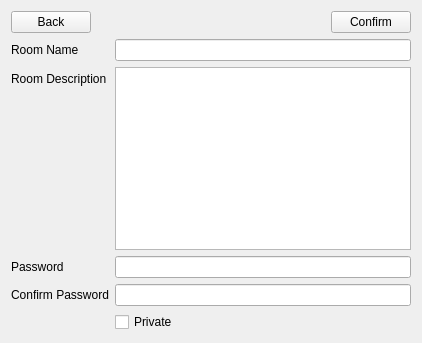
Qt form RoomClient/roomcreator.ui (ljmc2000/VirtualConcertHall) before a commit.
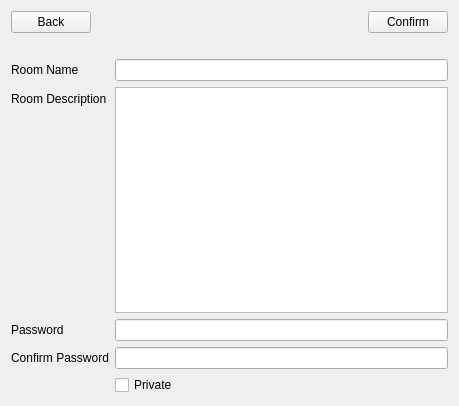
The same form after that commit.

Commit message: implemented creating a room

```diff
--- a/RoomClient/roomcreator.ui
+++ b/RoomClient/roomcreator.ui
@@ -6,8 +6,8 @@
    <rect>
     <x>0</x>
     <y>0</y>
-    <width>422</width>
-    <height>343</height>
+    <width>459</width>
+    <height>406</height>
    </rect>
   </property>
   <property name="windowTitle">
@@ -23,61 +23,6 @@
    <property name="formAlignment">
     <set>Qt::AlignJustify|Qt::AlignTop</set>
    </property>
-   <item row="8" column="0">
-    <widget class="QLabel" name="roomNameLabel">
-     <property name="text">
-      <string>Room Name</string>
-     </property>
-    </widget>
-   </item>
-   <item row="8" column="1">
-    <widget class="QLineEdit" name="roomNameBox"/>
-   </item>
-   <item row="10" column="0">
-    <widget class="QLabel" name="roomDescriptionLabel">
-     <property name="text">
-      <string>Room Description</string>
-     </property>
-    </widget>
-   </item>
-   <item row="10" column="1">
-    <widget class="QPlainTextEdit" name="plainTextEdit"/>
-   </item>
-   <item row="13" column="0">
-    <widget class="QLabel" name="passwordLabel">
-     <property name="text">
-      <string>Password</string>
-     </property>
-    </widget>
-   </item>
-   <item row="13" column="1">
-    <widget class="QLineEdit" name="passwordBox">
-     <property name="echoMode">
-      <enum>QLineEdit::Password</enum>
-     </property>
-    </widget>
-   </item>
-   <item row="14" column="0">
-    <widget class="QLabel" name="confirmPasswordLabel">
-     <property name="text">
-      <string>Confirm Password</string>
-     </property>
-    </widget>
-   </item>
-   <item row="14" column="1">
-    <widget class="QLineEdit" name="confirmPasswordBox">
-     <property name="echoMode">
-      <enum>QLineEdit::Password</enum>
-     </property>
-    </widget>
-   </item>
-   <item row="15" column="1">
-    <widget class="QCheckBox" name="privateCheckBox">
-     <property name="text">
-      <string>Private</string>
-     </property>
-    </widget>
-   </item>
    <item row="3" column="0" colspan="2">
     <layout class="QHBoxLayout" name="t">
      <property name="sizeConstraint">
@@ -115,6 +60,68 @@
      </item>
     </layout>
    </item>
+   <item row="10" column="0">
+    <widget class="QLabel" name="roomNameLabel">
+     <property name="text">
+      <string>Room Name</string>
+     </property>
+    </widget>
+   </item>
+   <item row="10" column="1">
+    <widget class="QLineEdit" name="roomNameBox"/>
+   </item>
+   <item row="12" column="0">
+    <widget class="QLabel" name="roomDescriptionLabel">
+     <property name="text">
+      <string>Room Description</string>
+     </property>
+    </widget>
+   </item>
+   <item row="12" column="1">
+    <widget class="QPlainTextEdit" name="descriptionBox"/>
+   </item>
+   <item row="15" column="0">
+    <widget class="QLabel" name="passwordLabel">
+     <property name="text">
+      <string>Password</string>
+     </property>
+    </widget>
+   </item>
+   <item row="15" column="1">
+    <widget class="QLineEdit" name="passwordBox">
+     <property name="echoMode">
+      <enum>QLineEdit::Password</enum>
+     </property>
+    </widget>
+   </item>
+   <item row="16" column="0">
+    <widget class="QLabel" name="confirmPasswordLabel">
+     <property name="text">
+      <string>Confirm Password</string>
+     </property>
+    </widget>
+   </item>
+   <item row="16" column="1">
+    <widget class="QLineEdit" name="confirmPasswordBox">
+     <property name="echoMode">
+      <enum>QLineEdit::Password</enum>
+     </property>
+    </widget>
+   </item>
+   <item row="17" column="1">
+    <widget class="QCheckBox" name="privateCheckBox">
+     <property name="text">
+      <string>Private</string>
+     </property>
+    </widget>
+   </item>
+   <item row="7" column="0">
+    <widget class="QLabel" name="errorLabel">
+     <property name="text">
+      <string/>
+     </property>
+    </widget>
+   </item>
   </layout>
  </widget>
  <resources/>
```
The commit also changes 4 other files.
